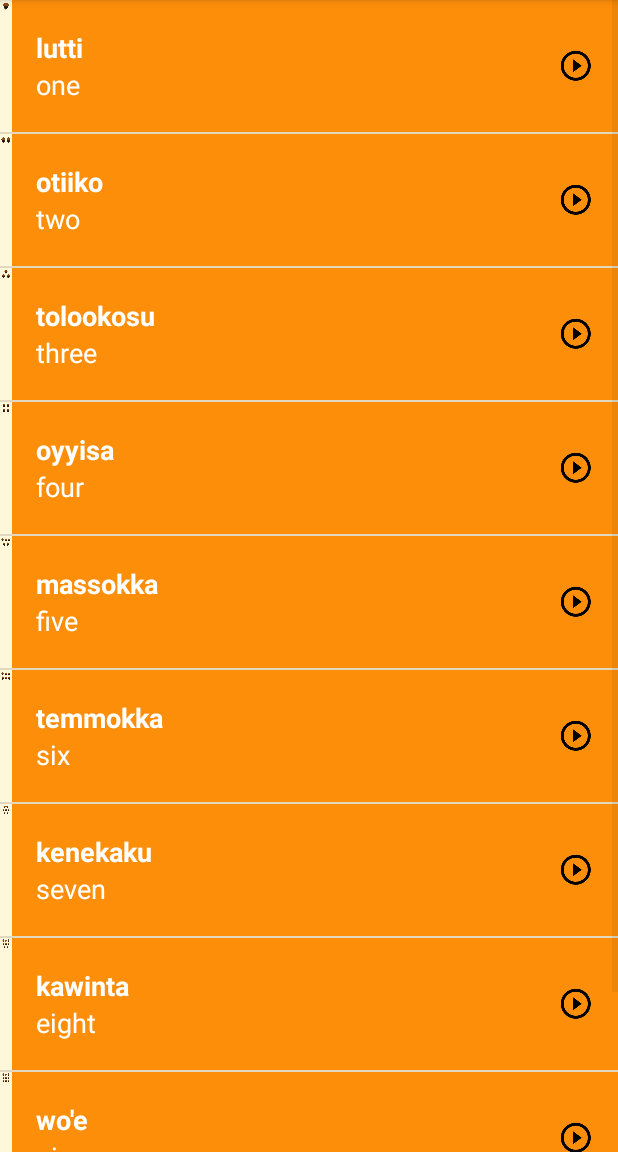
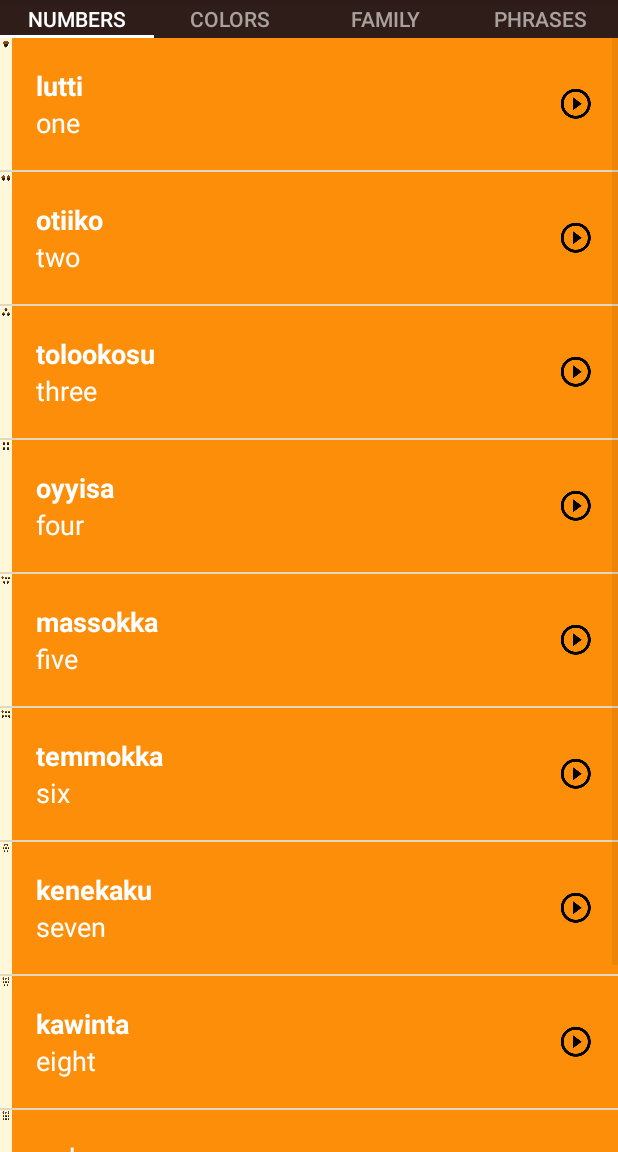
Before and after one commit to emperatorLeo/miwokApp, an Android app: the MainActivity screen opened directly, with no data from a screen before it, on a phone screen of 412 x 824 dp, the part 84-1236 px from its top. Run offline under Robolectric (Android 15) with nearby library versions, the light colour scheme and no system bars.

Commit message:
fixin the last bug and finish the app

```diff
--- a/app/src/main/java/com/example/android/miwok/MainActivity.java
+++ b/app/src/main/java/com/example/android/miwok/MainActivity.java
@@ -16,6 +16,7 @@
 package com.example.android.miwok;
 
 import android.os.Bundle;
+import android.support.design.widget.TabLayout;
 import android.support.v4.view.ViewPager;
 import android.support.v7.app.AppCompatActivity;
 
@@ -31,5 +32,8 @@
 
         pages.setAdapter(adapter);
 
+        TabLayout tabs = (TabLayout)findViewById(R.id.tabs);
+        tabs.setupWithViewPager(pages);
+
      }
 }
--- a/app/src/main/java/com/example/android/miwok/PagerFragmentAdapter.java
+++ b/app/src/main/java/com/example/android/miwok/PagerFragmentAdapter.java
@@ -9,7 +9,7 @@
  */
 
 public class PagerFragmentAdapter extends FragmentPagerAdapter {
-
+    private String titles []= new String[]{"Numbers","Colors","Family","Phrases"};
     public PagerFragmentAdapter(FragmentManager fm) {
         super(fm);
     }
@@ -36,4 +36,10 @@
     public int getCount() {
         return 4;
     }
+
+    @Override
+    public CharSequence getPageTitle(int position) {
+
+        return titles[position];
+    }
 }
--- a/app/src/main/res/layout/activity_main.xml
+++ b/app/src/main/res/layout/activity_main.xml
@@ -15,11 +15,23 @@
 -->
 <LinearLayout xmlns:android="http://schemas.android.com/apk/res/android"
     xmlns:tools="http://schemas.android.com/tools"
+    xmlns:app="http://schemas.android.com/apk/res-auto"
     android:layout_width="match_parent"
     android:layout_height="match_parent"
     android:background="@color/tan_background"
     android:orientation="vertical"
     tools:context="com.example.android.miwok.MainActivity">
+
+    <android.support.design.widget.TabLayout
+        android:id="@+id/tabs"
+        android:layout_width="match_parent"
+        android:layout_height="25dp"
+        app:tabMode="fixed"
+        app:tabBackground="@color/primary_dark_color"
+        app:tabTextColor="#a8a19e"
+        app:tabIndicatorColor="#ffffff"
+        app:tabSelectedTextColor="#ffffff"
+        />
 
     <android.support.v4.view.ViewPager
         android:id="@+id/viewPager"
```
Also changed, not shown: app/src/main/java/com/example/android/miwok/ColorsFragment.java (+6 -4 lines), app/src/main/java/com/example/android/miwok/FamilyFragment.java (+5 -4 lines), app/src/main/java/com/example/android/miwok/NumbersFragment.java (+9 -10 lines), app/src/main/java/com/example/android/miwok/PhrasesFragment.java (+6 -4 lines).
